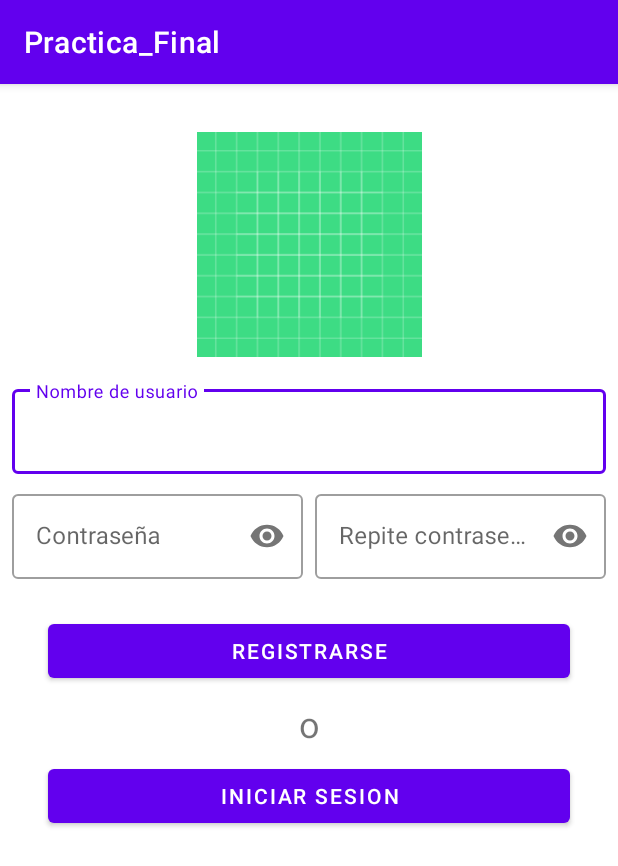
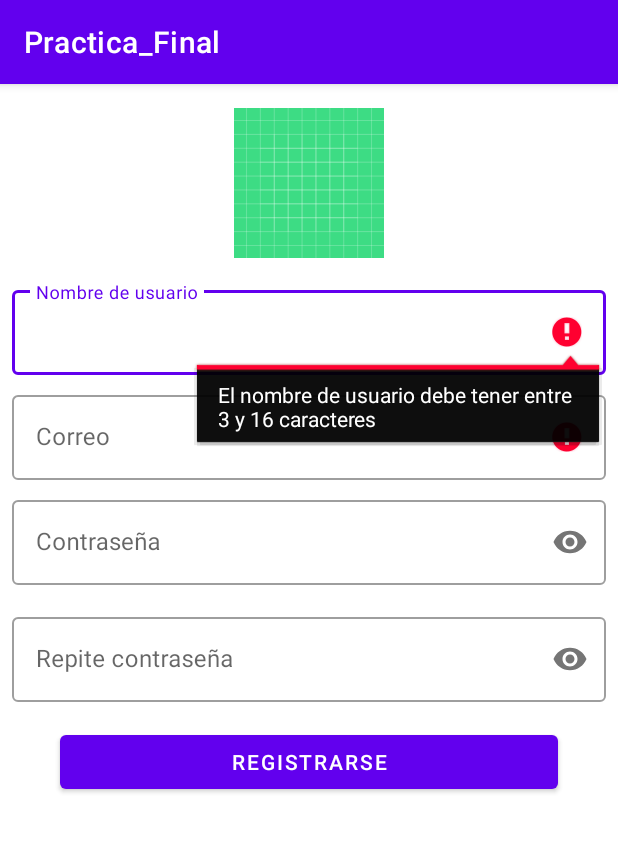
Before and after one commit to AlexMr08/Alejandro_Molina_Ruiz_PF, an Android app: the RegisterActivity screen opened directly, with no data from a screen before it, after a tap on "REGISTRARSE", on a phone screen of 412 x 824 dp. Shown: the top 866 px of the screen. Run offline under Robolectric (Android 15) with nearby library versions, the phone set to English and light mode, and no system bars; our stand-ins replace Firebase (no records; nobody signed in at launch, a user with empty details on screens opened directly).

Commit message:
no me acuerdo de que he tocao

```diff
--- a/app/src/main/java/com/example/practica_final/RegisterActivity.kt
+++ b/app/src/main/java/com/example/practica_final/RegisterActivity.kt
@@ -4,6 +4,9 @@ import android.content.Intent
 import android.net.Uri
 import androidx.appcompat.app.AppCompatActivity
 import android.os.Bundle
+import android.util.Patterns
+import android.widget.EditText
+import android.widget.TextView
 import android.widget.Toast
 import androidx.activity.result.contract.ActivityResultContracts
 import com.example.practica_final.databinding.ActivityRegisterBinding
@@ -17,6 +20,7 @@ import kotlinx.coroutines.tasks.await
 import java.text.SimpleDateFormat
 import java.util.*
 import java.util.concurrent.CountDownLatch
+import java.util.regex.Pattern
 
 class RegisterActivity : AppCompatActivity() {
     private lateinit var bind : ActivityRegisterBinding
@@ -48,10 +52,6 @@ class RegisterActivity : AppCompatActivity() {
     override fun onStart() {
         super.onStart()
 
-        bind.button2.setOnClickListener {
-            finish()
-        }
-
         bind.registerIvPp.setOnClickListener {
             obtener_url.launch("image/*")
         }
@@ -60,13 +60,14 @@ class RegisterActivity : AppCompatActivity() {
         bind.registerBtnReg.setOnClickListener {
             var id_user : String? = null
             val nom = bind.registerTieNom.text.toString().trim()
+            val correo = bind.registerTieMail.toString().trim()
             val pass1 = bind.registerTiePass1.text.toString().trim()
             val pass2 = bind.registerTiePass2.text.toString().trim()
             val fecha = Calendar.getInstance()
             val formateador = SimpleDateFormat("yyyy-MM-dd")
             val hoy = formateador.format(fecha.time)
-            if (nom!="" && pass1!="" && pass2!=""){
-                if (pass1==pass2){
+            if (isValid()){
+                if (contraseñasIguales(pass1,pass2)){
                     if (pass1.length>=8){
                         GlobalScope.launch(Dispatchers.IO) {
                             if (!existeUsuario(nom)) {
@@ -75,7 +76,7 @@ class RegisterActivity : AppCompatActivity() {
                                 if (url_perfil_local!=null){
                                     url_portada = subirImagen(id_user!!, url_perfil_local!!)
                                 }
-                                val nuevo_usuario = Usuario(nom,pass1,1,id_user,hoy,url_portada,0)
+                                val nuevo_usuario = Usuario(nom,correo,pass1,1,id_user,hoy,url_portada,0)
                                 ControlDB.rutaUsuario.child(id_user?:"").setValue(nuevo_usuario)
                                 controlSp.id = nuevo_usuario.id?:""
                                 controlSp.tipo = nuevo_usuario.tipo?:1
@@ -84,18 +85,13 @@ class RegisterActivity : AppCompatActivity() {
                                 startActivity(intent)
                                 finish()
                             }else{
-                                tostadaCorrutina("El nombre de usuario ya existe.")
+                                runOnUiThread {
+                                    bind.registerTieNom.error = "El nombre de usuario ya existe"
+                                }
                             }
                         }
-                    }else{
-                        Toast.makeText(this, "La contraseña debe tener mas de 8 caracteres", Toast.LENGTH_SHORT).show()
                     }
-
-                }else{
-                    Toast.makeText(this, "Las contraseñas no coinciden", Toast.LENGTH_SHORT).show()
                 }
-            }else{
-                Toast.makeText(this, "Rellena todos los campos", Toast.LENGTH_SHORT).show()
             }
         }
     }
@@ -110,6 +106,24 @@ class RegisterActivity : AppCompatActivity() {
             ).show()
         }
     }
+
+        fun isValid():Boolean{
+            	var validated = true
+            	val checkers = listOf(
+            		Pair(bind.registerTieNom, this::usuarioValido),
+                    Pair(bind.registerTieMail, this::correoValido),
+                    Pair(bind.registerTiePass1, this::contraseñaValida)
+                    //Pair(binding.textview, this::funcion)
+            	)
+            	for(c in checkers){
+            		val x = c.first
+            		val f = c.second
+            		val y = f(x)
+            		validated = y
+            		if(!validated) break
+            	}
+            	return validated
+            }
 
 
     private suspend fun subirImagen(id:String,imagen:Uri):String{
@@ -137,4 +151,49 @@ class RegisterActivity : AppCompatActivity() {
         sem.await()
         return res!!
     }
+
+    fun usuarioValido(e: EditText):Boolean{
+        var valid = true
+        if (e.text.toString().trim().length<=2 || e.text.toString().trim().length>16){
+            e.error = "El nombre de usuario debe tener entre 3 y 16 caracteres"
+        }
+        return valid
+    }
+
+    fun correoValido(e: EditText):Boolean{
+        var valid = true
+        if (e.text.isNullOrEmpty() || !Patterns.EMAIL_ADDRESS.matcher(e.text).matches()){
+            e.error = "Introduce un correo valido"
+            valid=false
+        }
+        return valid
+    }
+
+    fun contraseñaValida(e: EditText):Boolean{
+        var valid = true
+        val passwordRegex = Pattern.compile(
+            "^" +
+                    "(?=.*[0-9])" +         //at least 1 digit
+                    "(?=.*[a-z])" +        //at least 1 lower case letter
+                    "(?=.*[A-Z])" +        //at least 1 upper case letter
+                    "(?=\\S+$)" +           //no white spaces
+                    ".{8,}" +               //at least 4 characters
+                    "$"
+        )
+
+        if (!passwordRegex.matcher(e.text).matches()){
+            e.error = "La contraseña debe tener al menos 8 caracteres y tener un numero, una minuscula y una mayuscula."
+            valid=false
+        }
+        return valid
+    }
+
+    fun contraseñasIguales(c1 : String, c2: String):Boolean{
+        var valid = true
+        if (!(c1==c2)){
+            bind.tilPass2.error = "Las contraseña no coinciden."
+            valid=false
+        }
+        return valid
+    }
 }
--- a/app/src/main/java/com/example/practica_final/admin/AdminOrderFragment.kt
+++ b/app/src/main/java/com/example/practica_final/admin/AdminOrderFragment.kt
@@ -6,6 +6,7 @@ import android.view.LayoutInflater
 import android.view.Menu
 import android.view.View
 import android.view.ViewGroup
+import androidx.recyclerview.widget.LinearLayoutManager
 import com.example.practica_final.databinding.FragmentAdminOrderBinding
 
 class AdminOrderFragment : Fragment() {
@@ -40,7 +41,8 @@ class AdminOrderFragment : Fragment() {
     override fun onStart() {
         super.onStart()
         binding.switch1.setOnClickListener {  }
-
+        binding.faoRv.adapter = ma.adap_pedido
+        binding.faoRv.layoutManager = LinearLayoutManager(ma)
     }
 
     override fun onPrepareOptionsMenu(menu: Menu) {
--- a/app/src/main/java/com/example/practica_final/admin/UserViewCardFragment.kt
+++ b/app/src/main/java/com/example/practica_final/user/UserViewCardFragment.kt
@@ -1,4 +1,4 @@
-package com.example.practica_final.admin
+package com.example.practica_final.user
 
 import android.os.Bundle
 import android.service.controls.Control
@@ -55,7 +55,7 @@ class UserViewCardFragment : Fragment() {
             val formateador = SimpleDateFormat("yyyy-MM-dd")
             val hoy = formateador.format(fecha.time)
             val id = ControlDB.rutaResCartas.push().key
-            ControlDB.rutaResCartas.child(id?:"").setValue(Pedido(id?:"",ma.controlSP.id,elem.id?:"",hoy,0))
+            ControlDB.rutaResCartas.child(id?:"").setValue(Pedido(id?:"",ma.controlSP.id,elem.id?:"",hoy,0,elem.nombre,elem.imagen))
             ma.navController.navigate(R.id.userHomeFragment)
         }
     }
--- a/app/src/main/res/layout/activity_register.xml
+++ b/app/src/main/res/layout/activity_register.xml
@@ -6,20 +6,8 @@
     android:layout_height="match_parent"
     tools:context=".RegisterActivity">
 
-    <TextView
-        android:id="@+id/textView8"
-        android:layout_width="0dp"
-        android:layout_height="wrap_content"
-        android:layout_marginTop="8dp"
-        android:text="o"
-        android:textAlignment="center"
-        android:textSize="24sp"
-        app:layout_constraintEnd_toEndOf="@+id/register_btn_reg"
-        app:layout_constraintStart_toStartOf="@+id/register_btn_reg"
-        app:layout_constraintTop_toBottomOf="@+id/register_btn_reg" />
-
     <com.google.android.material.textfield.TextInputLayout
-        android:id="@+id/textInputLayout2"
+        android:id="@+id/til_nombre"
         style="@style/Widget.MaterialComponents.TextInputLayout.OutlinedBox"
         android:layout_width="0dp"
         android:layout_height="wrap_content"
@@ -38,17 +26,15 @@
     </com.google.android.material.textfield.TextInputLayout>
 
     <com.google.android.material.textfield.TextInputLayout
-        android:id="@+id/textInputLayout3"
+        android:id="@+id/til_pass1"
         style="@style/Widget.MaterialComponents.TextInputLayout.OutlinedBox"
         android:layout_width="0dp"
         android:layout_height="wrap_content"
-        android:layout_marginStart="8dp"
         android:layout_marginTop="8dp"
-        android:layout_marginEnd="4dp"
-        app:layout_constraintEnd_toStartOf="@+id/textInputLayout4"
+        app:layout_constraintEnd_toEndOf="@+id/til_correo"
         app:layout_constraintHorizontal_bias="0.5"
-        app:layout_constraintStart_toStartOf="parent"
-        app:layout_constraintTop_toBottomOf="@+id/textInputLayout2"
+        app:layout_constraintStart_toStartOf="@+id/til_correo"
+        app:layout_constraintTop_toBottomOf="@+id/til_correo"
         app:passwordToggleEnabled="true">
 
         <com.google.android.material.textfield.TextInputEditText
@@ -60,17 +46,15 @@
     </com.google.android.material.textfield.TextInputLayout>
 
     <com.google.android.material.textfield.TextInputLayout
-        android:id="@+id/textInputLayout4"
+        android:id="@+id/til_pass2"
         style="@style/Widget.MaterialComponents.TextInputLayout.OutlinedBox"
         android:layout_width="0dp"
         android:layout_height="wrap_content"
-        android:layout_marginStart="4dp"
-        android:layout_marginEnd="8dp"
-        app:layout_constraintBottom_toBottomOf="@+id/textInputLayout3"
-        app:layout_constraintEnd_toEndOf="parent"
+        android:layout_marginTop="16dp"
+        app:layout_constraintEnd_toEndOf="@+id/til_correo"
         app:layout_constraintHorizontal_bias="0.5"
-        app:layout_constraintStart_toEndOf="@+id/textInputLayout3"
-        app:layout_constraintTop_toTopOf="@+id/textInputLayout3"
+        app:layout_constraintStart_toStartOf="@+id/til_correo"
+        app:layout_constraintTop_toBottomOf="@+id/til_pass1"
         app:passwordToggleEnabled="true">
 
         <com.google.android.material.textfield.TextInputEditText
@@ -85,18 +69,22 @@
         android:id="@+id/register_btn_reg"
         android:layout_width="0dp"
         android:layout_height="wrap_content"
-        android:layout_marginTop="24dp"
+        android:layout_marginStart="32dp"
+        android:layout_marginTop="16dp"
+        android:layout_marginEnd="32dp"
+        android:layout_marginBottom="8dp"
         android:text="Registrarse"
-        app:layout_constraintEnd_toEndOf="@+id/button2"
-        app:layout_constraintHorizontal_bias="0.0"
-        app:layout_constraintStart_toStartOf="@+id/button2"
-        app:layout_constraintTop_toBottomOf="@+id/textInputLayout3" />
+        app:layout_constraintBottom_toBottomOf="parent"
+        app:layout_constraintEnd_toEndOf="@+id/til_pass2"
+        app:layout_constraintStart_toStartOf="@+id/til_pass1"
+        app:layout_constraintTop_toBottomOf="@+id/til_pass2"
+        app:layout_constraintVertical_bias="0.0" />
 
     <ImageView
         android:id="@+id/register_iv_pp"
-        android:layout_width="150dp"
+        android:layout_width="100dp"
         android:layout_height="wrap_content"
-        android:layout_marginTop="32dp"
+        android:layout_marginTop="16dp"
         android:adjustViewBounds="true"
         app:layout_constraintEnd_toEndOf="parent"
         app:layout_constraintStart_toStartOf="parent"
@@ -104,18 +92,23 @@
         app:srcCompat="@drawable/ic_launcher_background"
         tools:srcCompat="@tools:sample/avatars" />
 
-    <Button
-        android:id="@+id/button2"
+    <com.google.android.material.textfield.TextInputLayout
+        android:id="@+id/til_correo"
+        style="@style/Widget.MaterialComponents.TextInputLayout.OutlinedBox"
         android:layout_width="0dp"
         android:layout_height="wrap_content"
-        android:layout_marginStart="32dp"
+        android:layout_marginStart="8dp"
         android:layout_marginTop="8dp"
-        android:layout_marginEnd="32dp"
-        android:text="Iniciar sesion"
-        app:layout_constraintBottom_toBottomOf="parent"
+        android:layout_marginEnd="8dp"
         app:layout_constraintEnd_toEndOf="parent"
         app:layout_constraintStart_toStartOf="parent"
-        app:layout_constraintTop_toBottomOf="@+id/textView8"
-        app:layout_constraintVertical_bias="0.0" />
+        app:layout_constraintTop_toBottomOf="@+id/til_nombre">
+
+        <com.google.android.material.textfield.TextInputEditText
+            android:id="@+id/registerTieMail"
+            android:layout_width="match_parent"
+            android:layout_height="wrap_content"
+            android:hint="Correo" />
+    </com.google.android.material.textfield.TextInputLayout>
 
 </androidx.constraintlayout.widget.ConstraintLayout>
--- a/app/src/main/res/layout/fragment_admin_order.xml
+++ b/app/src/main/res/layout/fragment_admin_order.xml
@@ -17,9 +17,9 @@
         app:layout_constraintTop_toTopOf="parent" />
 
     <androidx.recyclerview.widget.RecyclerView
+        android:id="@+id/fao_rv"
         android:layout_width="0dp"
         android:layout_height="0dp"
-        android:layout_marginEnd="2dp"
         app:layout_constraintBottom_toBottomOf="parent"
         app:layout_constraintEnd_toEndOf="parent"
         app:layout_constraintStart_toStartOf="parent"
--- a/app/src/main/res/layout/fragment_user_view_card.xml
+++ b/app/src/main/res/layout/fragment_user_view_card.xml
@@ -5,7 +5,7 @@
     android:id="@+id/frameLayout5"
     android:layout_width="match_parent"
     android:layout_height="match_parent"
-    tools:context=".admin.UserViewCardFragment">
+    tools:context=".user.UserViewCardFragment">
 
     <ImageView
         android:id="@+id/imageView3"
--- a/app/src/main/res/layout/rv_admin_order.xml
+++ b/app/src/main/res/layout/rv_admin_order.xml
@@ -8,10 +8,11 @@
     <ImageView
         android:id="@+id/rv_admin_pedido_img"
         android:layout_width="wrap_content"
-        android:layout_height="wrap_content"
+        android:layout_height="100dp"
         android:layout_marginStart="8dp"
         android:layout_marginTop="8dp"
         android:layout_marginBottom="8dp"
+        android:adjustViewBounds="true"
         app:layout_constraintBottom_toBottomOf="parent"
         app:layout_constraintStart_toStartOf="parent"
         app:layout_constraintTop_toTopOf="parent"
--- a/app/src/main/res/navigation/user_navigation.xml
+++ b/app/src/main/res/navigation/user_navigation.xml
@@ -22,7 +22,7 @@
         tools:layout="@layout/fragment_user_event" />
     <fragment
         android:id="@+id/userViewCardFragment"
-        android:name="com.example.practica_final.admin.UserViewCardFragment"
+        android:name="com.example.practica_final.user.UserViewCardFragment"
         android:label="fragment_user_view_card"
         tools:layout="@layout/fragment_user_view_card" />
 </navigation>
```
Also changed, not shown: app/src/main/java/com/example/practica_final/Usuario.kt (+6 -5 lines), app/src/main/java/com/example/practica_final/admin/AdminActivity.kt (+73 -34 lines), app/src/main/java/com/example/practica_final/admin/AdminOrderAdapter.kt (renamed from app/src/main/java/com/example/practica_final/admin/AdminOrdersFragment.kt, +5 -2 lines), app/src/main/res/layout/fragment_admin_add_card.xml (+11 -11 lines).
